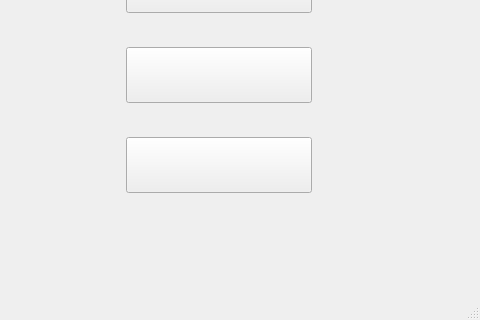
First picture: the form in mainwindow.ui, repository SaltyLeung/SaltyPet, before the edit; both pictures show x 414 to 894 and y 280 to 600 of the 894 by 600 pixel window.
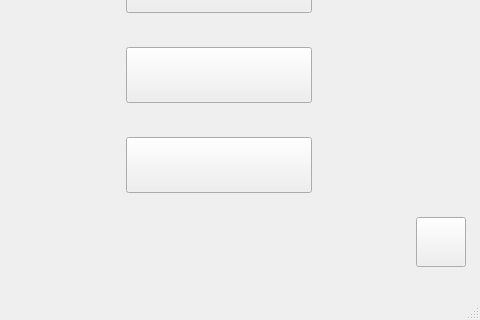
Second picture: the form after the edit. Icons and pictures are not drawn.

The edit to the form file:
```diff
--- a/mainwindow.ui
+++ b/mainwindow.ui
@@ -404,6 +404,22 @@
      <string>N/A</string>
     </property>
    </widget>
+   <widget class="QPushButton" name="music_button">
+    <property name="geometry">
+     <rect>
+      <x>830</x>
+      <y>480</y>
+      <width>50</width>
+      <height>50</height>
+     </rect>
+    </property>
+    <property name="styleSheet">
+     <string notr="true">border-image: url(:/music/music_on);</string>
+    </property>
+    <property name="text">
+     <string/>
+    </property>
+   </widget>
    <zorder>label_2</zorder>
    <zorder>feed_button</zorder>
    <zorder>bath_button</zorder>
```
Left out of the diff: 1 changed line with no effect on the pictures.
